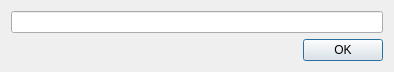
Old version of the form Velocity/fatxpathgendialog.ui in the repository hetelek/Velocity.
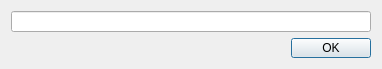
New version of the form. Icons and pictures are not drawn.

Commit message: Set minimium size

Patch:
```diff
--- a/Velocity/fatxpathgendialog.ui
+++ b/Velocity/fatxpathgendialog.ui
@@ -6,10 +6,16 @@
    <rect>
     <x>0</x>
     <y>0</y>
-    <width>394</width>
+    <width>382</width>
     <height>69</height>
    </rect>
   </property>
+  <property name="minimumSize">
+   <size>
+    <width>382</width>
+    <height>69</height>
+   </size>
+  </property>
   <property name="windowTitle">
    <string>FATX File Path Tool</string>
   </property>
```
